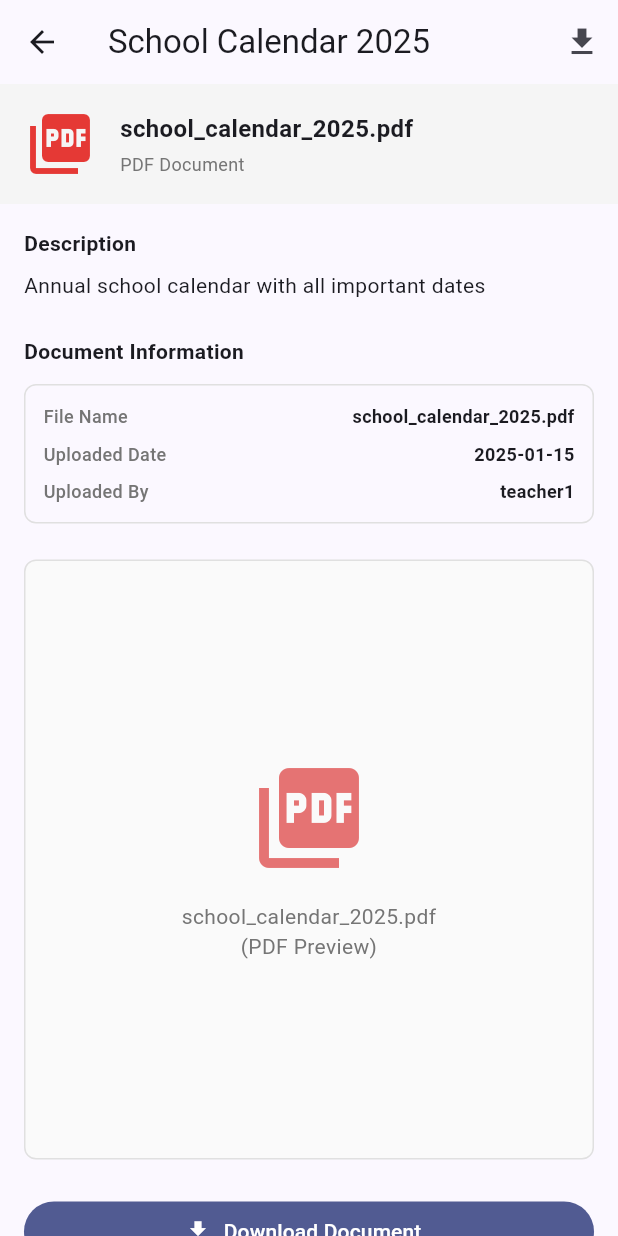
After one commit to Evan-R-Scott/CSEN269-Audit, a Flutter app: the ParentDocumentsScreen screen opened directly with sample values from the repository, after a tap on the "open in new" icon, on a phone screen of 412 x 824 dp. The commit adds this screen. Run offline on Flutter 3.47's test engine with Material 3 defaults, Android fonts, the phone set to English and light mode, and no system bars.

Commit message:
add parent portal for viewing documents from SLW

```diff
--- a/prototype/lib/models.dart
+++ b/prototype/lib/models.dart
@@ -1,16 +1,8 @@
 import 'package:flutter/material.dart';
 import 'dart:typed_data';
 
-/// --------------------------------------------
-/// ENUMS
-/// --------------------------------------------
-
 /// Represents different question types.
 enum QuestionType { mcq, recording, drawing }
-
-/// --------------------------------------------
-/// DATA MODELS
-/// --------------------------------------------
 
 /// Model for a teacher account.
 class Teacher {
@@ -98,10 +90,41 @@ class Submission {
   });
 }
 
-/// --------------------------------------------
+/// Model for a document that parents can access
+class Document {
+  String id;
+  String title;
+  String description;
+  String fileName;
+  DateTime uploadedDate;
+  String uploadedBy;
+
+  Document({
+    required this.id,
+    required this.title,
+    required this.description,
+    required this.fileName,
+    required this.uploadedDate,
+    required this.uploadedBy,
+  });
+}
+
+/// Model for a parent account
+class Parent {
+  String id;
+  String name;
+  String email;
+  String password;
+
+  Parent({
+    required this.id,
+    required this.name,
+    required this.email,
+    required this.password,
+  });
+}
+
 /// FAKE DATABASE (for prototype)
-/// --------------------------------------------
-
 class FakeDb {
   static List<Teacher> teachers = [
     Teacher(username: 'teacher1', password: '1234'),
@@ -119,16 +142,50 @@ class FakeDb {
 
   static Map<String, Uint8List> drawingImages = {};
 
+  static List<Document> documents = [
+    Document(
+      id: 'DOC_001',
+      title: 'School Calendar 2025',
+      description: 'Annual school calendar with all important dates',
+      fileName: 'school_calendar_2025.pdf',
+      uploadedDate: DateTime(2025, 1, 15),
+      uploadedBy: 'teacher1',
+    ),
+    Document(
+      id: 'DOC_002',
+      title: 'Parent Handbook',
+      description: 'Complete guide for parents about school policies',
+      fileName: 'parent_handbook.pdf',
+      uploadedDate: DateTime(2025, 1, 10),
+      uploadedBy: 'teacher1',
+    ),
+  ];
+
+  static List<Parent> parents = [
+    Parent(
+      id: 'P001',
+      name: 'Test User',
+      email: 'user@example.com',
+      password: 'parent123',
+    ),
+    Parent(
+      id: 'P002',
+      name: 'Test User2',
+      email: 'user2@example.com',
+      password: 'parent123',
+    ),
+  ];
+
   static String generateDrawingId() {
     return 'DRAW_${DateTime.now().millisecondsSinceEpoch}';
   }
+
+  static String generateDocumentId() {
+    return 'DOC_${DateTime.now().millisecondsSinceEpoch}';
+  }
 }
 
-/// --------------------------------------------
 /// EXTENSIONS & UTILITIES
-/// --------------------------------------------
-
-/// Helper to easily find the first match or null.
 extension FirstOrNullExtension<E> on Iterable<E> {
   E? get firstOrNull {
     final iterator = this.iterator;
--- /dev/null
+++ b/prototype/lib/screens/parent/parent_documents_screen.dart
@@ -0,0 +1,295 @@
+import 'package:flutter/material.dart';
+import '../../models.dart';
+
+/// Parent view: access documents
+class ParentDocumentsScreen extends StatefulWidget {
+  final Parent parent;
+
+  const ParentDocumentsScreen({super.key, required this.parent});
+
+  @override
+  State<ParentDocumentsScreen> createState() => _ParentDocumentsScreenState();
+}
+
+class _ParentDocumentsScreenState extends State<ParentDocumentsScreen> {
+  void _logout() {
+    Navigator.popUntil(context, (route) => route.isFirst);
+  }
+
+  @override
+  Widget build(BuildContext context) {
+    final documents = FakeDb.documents;
+
+    return Scaffold(
+      appBar: AppBar(
+        title: const Text('School Documents'),
+        actions: [
+          IconButton(onPressed: _logout, icon: const Icon(Icons.logout)),
+        ],
+      ),
+      body: documents.isEmpty
+          ? Center(
+              child: Padding(
+                padding: const EdgeInsets.all(24),
+                child: Column(
+                  mainAxisAlignment: MainAxisAlignment.center,
+                  children: [
+                    Icon(Icons.folder_open, size: 64, color: Colors.grey),
+                    const SizedBox(height: 16),
+                    const Text('No documents available'),
+                  ],
+                ),
+              ),
+            )
+          : ListView.builder(
+              padding: const EdgeInsets.all(16),
+              itemCount: documents.length,
+              itemBuilder: (_, index) {
+                final doc = documents[index];
+                return Card(
+                  margin: const EdgeInsets.only(bottom: 12),
+                  child: ListTile(
+                    leading: Icon(
+                      Icons.picture_as_pdf,
+                      color: Colors.red[600],
+                      size: 32,
+                    ),
+                    title: Text(
+                      doc.title,
+                      style: const TextStyle(fontWeight: FontWeight.bold),
+                    ),
+                    subtitle: Column(
+                      crossAxisAlignment: CrossAxisAlignment.start,
+                      children: [
+                        const SizedBox(height: 4),
+                        Text(
+                          doc.description,
+                          maxLines: 2,
+                          overflow: TextOverflow.ellipsis,
+                        ),
+                        const SizedBox(height: 4),
+                        Text(
+                          'Uploaded: ${doc.uploadedDate.toLocal().toString().split(' ').first}',
+                          style: TextStyle(
+                            fontSize: 11,
+                            color: Colors.grey[600],
+                          ),
+                        ),
+                      ],
+                    ),
+                    trailing: IconButton(
+                      icon: const Icon(Icons.open_in_new),
+                      onPressed: () {
+                        _openDocument(doc);
+                      },
+                    ),
+                    onTap: () {
+                      _openDocument(doc);
+                    },
+                  ),
+                );
+              },
+            ),
+    );
+  }
+
+  void _openDocument(Document doc) {
+    Navigator.push(
+      context,
+      MaterialPageRoute(builder: (_) => DocumentViewerScreen(document: doc)),
+    );
+  }
+}
+
+/// Full screen document viewer
+class DocumentViewerScreen extends StatelessWidget {
+  final Document document;
+
+  const DocumentViewerScreen({super.key, required this.document});
+
+  @override
+  Widget build(BuildContext context) {
+    return Scaffold(
+      appBar: AppBar(
+        title: Text(document.title),
+        actions: [
+          IconButton(
+            icon: const Icon(Icons.download),
+            onPressed: () {
+              ScaffoldMessenger.of(context).showSnackBar(
+                SnackBar(
+                  content: Text('Downloaded: ${document.fileName}'),
+                  duration: const Duration(seconds: 2),
+                ),
+              );
+            },
+          ),
+        ],
+      ),
+      body: SingleChildScrollView(
+        child: Column(
+          crossAxisAlignment: CrossAxisAlignment.start,
+          children: [
+            // Document header
+            Container(
+              padding: const EdgeInsets.all(16),
+              color: Colors.grey[100],
+              width: double.infinity,
+              child: Column(
+                crossAxisAlignment: CrossAxisAlignment.start,
+                children: [
+                  Row(
+                    children: [
+                      Icon(
+                        Icons.picture_as_pdf,
+                        size: 48,
+                        color: Colors.red[600],
+                      ),
+                      const SizedBox(width: 16),
+                      Expanded(
+                        child: Column(
+                          crossAxisAlignment: CrossAxisAlignment.start,
+                          children: [
+                            Text(
+                              document.fileName,
+                              style: const TextStyle(
+                                fontSize: 16,
+                                fontWeight: FontWeight.bold,
+                              ),
+                            ),
+                            const SizedBox(height: 4),
+                            Text(
+                              'PDF Document',
+                              style: TextStyle(
+                                fontSize: 12,
+                                color: Colors.grey[600],
+                              ),
+                            ),
+                          ],
+                        ),
+                      ),
+                    ],
+                  ),
+                ],
+              ),
+            ),
+            // Document details
+            Padding(
+              padding: const EdgeInsets.all(16),
+              child: Column(
+                crossAxisAlignment: CrossAxisAlignment.start,
+                children: [
+                  const Text(
+                    'Description',
+                    style: TextStyle(fontSize: 14, fontWeight: FontWeight.bold),
+                  ),
+                  const SizedBox(height: 8),
+                  Text(
+                    document.description,
+                    style: const TextStyle(fontSize: 14),
+                  ),
+                  const SizedBox(height: 24),
+                  const Text(
+                    'Document Information',
+                    style: TextStyle(fontSize: 14, fontWeight: FontWeight.bold),
+                  ),
+                  const SizedBox(height: 12),
+                  Container(
+                    padding: const EdgeInsets.all(12),
+                    decoration: BoxDecoration(
+                      border: Border.all(color: Colors.grey[300]!),
+                      borderRadius: BorderRadius.circular(8),
+                    ),
+                    child: Column(
+                      children: [
+                        _buildInfoRow('File Name', document.fileName),
+                        const SizedBox(height: 8),
+                        _buildInfoRow(
+                          'Uploaded Date',
+                          document.uploadedDate
+                              .toLocal()
+                              .toString()
+                              .split(' ')
+                              .first,
+                        ),
+                        const SizedBox(height: 8),
+                        _buildInfoRow('Uploaded By', document.uploadedBy),
+                      ],
+                    ),
+                  ),
+                  const SizedBox(height: 24),
+                  // PDF Preview (simulated)
+                  Container(
+                    width: double.infinity,
+                    height: 400,
+                    decoration: BoxDecoration(
+                      border: Border.all(color: Colors.grey[300]!),
+                      borderRadius: BorderRadius.circular(8),
+                      color: Colors.grey[50],
+                    ),
+                    child: Column(
+                      mainAxisAlignment: MainAxisAlignment.center,
+                      children: [
+                        Icon(
+                          Icons.picture_as_pdf,
+                          size: 80,
+                          color: Colors.red[300],
+                        ),
+                        const SizedBox(height: 16),
+                        Text(
+                          '${document.fileName}\n(PDF Preview)',
+                          textAlign: TextAlign.center,
+                          style: TextStyle(
+                            fontSize: 14,
+                            color: Colors.grey[600],
+                          ),
+                        ),
+                      ],
+                    ),
+                  ),
+                  const SizedBox(height: 24),
+                  SizedBox(
+                    width: double.infinity,
+                    child: FilledButton.icon(
+                      onPressed: () {
+                        ScaffoldMessenger.of(context).showSnackBar(
+                          SnackBar(
+                            content: Text('Downloaded: ${document.fileName}'),
+                            duration: const Duration(seconds: 2),
+                          ),
+                        );
+                      },
+                      icon: const Icon(Icons.download),
+                      label: const Text('Download Document'),
+                    ),
+                  ),
+                  const SizedBox(height: 16),
+                ],
+              ),
+            ),
+          ],
+        ),
+      ),
+    );
+  }
+
+  Widget _buildInfoRow(String label, String value) {
+    return Row(
+      mainAxisAlignment: MainAxisAlignment.spaceBetween,
+      children: [
+        Text(
+          label,
+          style: TextStyle(
+            fontSize: 12,
+            color: Colors.grey[600],
+            fontWeight: FontWeight.w500,
+          ),
+        ),
+        Text(
+          value,
+          style: const TextStyle(fontSize: 12, fontWeight: FontWeight.bold),
+        ),
+      ],
+    );
+  }
+}
```
Also changed, not shown: prototype/lib/screens/parent/parent_login_screen.dart (added, +101 -0 lines), prototype/lib/screens/role_selection_screen.dart (+15 -4 lines), prototype/lib/screens/teacher/teacher_documents_tab.dart (added, +207 -0 lines), prototype/lib/screens/teacher/teacher_home_screen.dart (+12 -13 lines).
